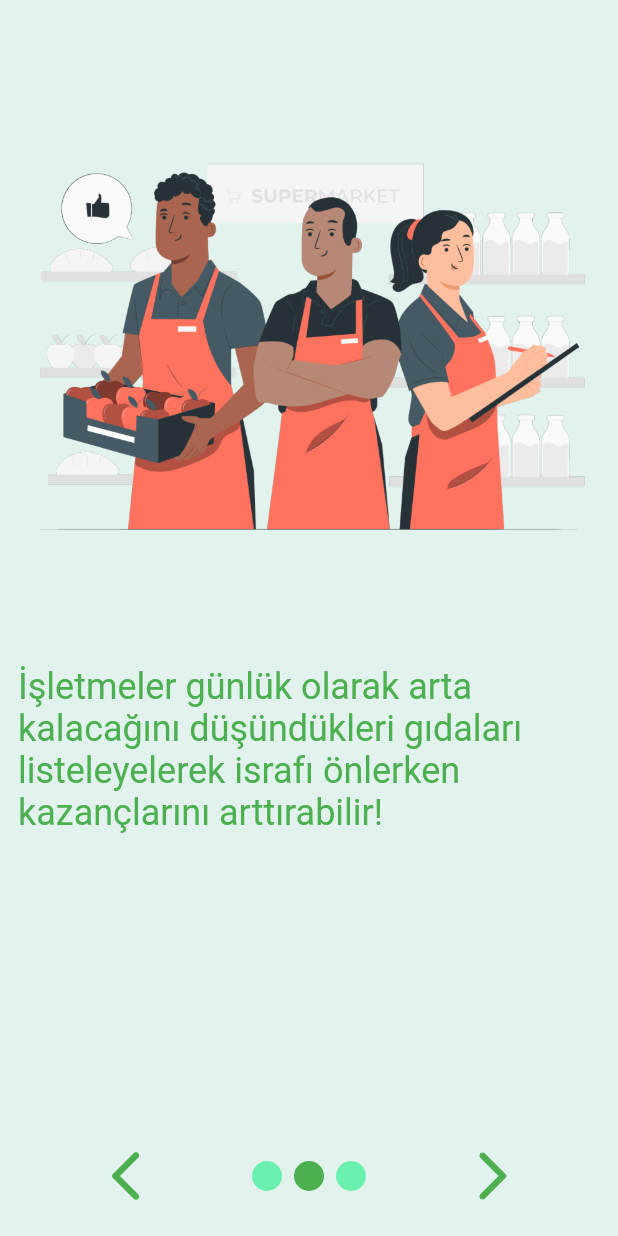
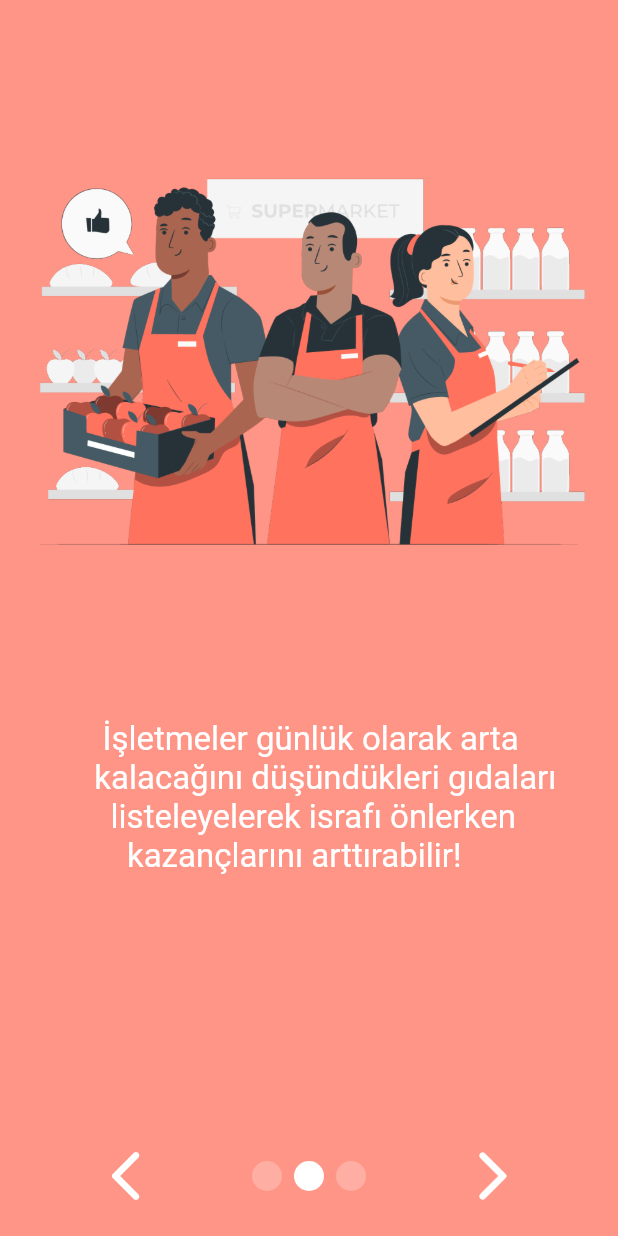
Before and after one commit to huseyinasan/biyemek, a Flutter app: the screen it shows after launch, after a tap on the "arrow forward ios" icon, on a phone screen of 412 x 824 dp. Run offline on Flutter 3.47's test engine with Material 2 defaults, Android fonts, the phone set to English and light mode, and no system bars; drawn by our look-alikes of smooth_page_indicator; our stand-ins replace cloud_firestore, firebase_auth, firebase_core, google_nav_bar, google_sign_in; accounts and stored records are empty.

Commit message:
new changes created

```diff
--- a/lib/screens/onboarding/entrance.dart
+++ b/lib/screens/onboarding/entrance.dart
@@ -1,5 +1,6 @@
 import 'package:biyemek/screens/onboarding/introduction_screen.dart';
 import 'package:biyemek/screens/login/login_page.dart';
+import 'package:biyemek/screens/register/Choose_register.dart';
 import 'package:biyemek/screens/register/register_page.dart';
 import 'package:biyemek/services/auth_service.dart';
 import 'package:flutter/material.dart';
@@ -85,7 +86,7 @@ class _EntranceState extends State<Entrance> {
                       ],
                     ),
                   ),
-                  const SizedBox(height: 10),
+                  const SizedBox(height: 20),
                   const Text(
                     '''Günlük listelenen uygun fiyatlı ürünlerle,
      gıda israfını önlemeye hemen başla!''',
@@ -107,7 +108,7 @@ class _EntranceState extends State<Entrance> {
                                 context,
                                 MaterialPageRoute(
                                   builder: (context) {
-                                    return const RegisterPage();
+                                    return const Choose_register();
                                   },
                                 ),
                               );
--- a/lib/screens/onboarding/intro_page_1.dart
+++ b/lib/screens/onboarding/intro_page_1.dart
@@ -6,35 +6,39 @@ class IntroPage1 extends StatelessWidget {
   @override
   Widget build(BuildContext context) {
     return Scaffold(
-      backgroundColor: const Color(0xFFE2F3EE),
+      backgroundColor: const Color(0xFFADDE85),
       body: SafeArea(
         child: Center(
           child: Column(
             children: [
-              const SizedBox(height: 100),
+              SizedBox(height: 60),
+
               Image.asset(
                 'assets/images/onboarding/intro1.png',
-                width: 350,
-                height: 350,
+                width: 400,
+                height: 400,
               ),
+               SizedBox(height: 10),
                Padding(
                 padding: EdgeInsets.all(8.0),
                 child: Column(
                   children: [
+
                     Text(
                       "Bi'Yemek",
                       style: TextStyle(
                         fontSize: 24,
-                        color: Colors.green,
+                        color: Colors.white,
                         fontWeight: FontWeight.bold,
                       ),
                       overflow: TextOverflow.clip,
                     ),
+                    SizedBox(height:20 ),
                     Text(
-                      "İsrafı önlemenin en ucuz ve taze hali",
+                      """İsrafı önlemenin en ucuz ve taze hali""",
                       style: TextStyle(
-                        fontSize: 22,
-                        color: Colors.green,
+                        fontSize: 20,
+                        color: Colors.white,
                       ),
                       overflow: TextOverflow.clip,
                     ),
--- a/lib/screens/onboarding/intro_page_2.dart
+++ b/lib/screens/onboarding/intro_page_2.dart
@@ -6,25 +6,33 @@ class IntroPage2 extends StatelessWidget {
   @override
   Widget build(BuildContext context) {
     return Scaffold(
-      backgroundColor: const Color(0xFFE2F3EE),
+      backgroundColor: const Color(0xFFFF9586),
       body: SafeArea(
         child: Center(
           child: Column(children: [
             Padding(
-              padding: const EdgeInsets.only(top: 20),
-              child: Image.asset(
-                'assets/images/onboarding/intro2.png',
-                fit: BoxFit.cover,
+              padding: const EdgeInsets.only(top: 30),
+              child: Expanded(
+                child: Image.asset(
+                  'assets/images/onboarding/intro2.png',
+                  fit: BoxFit.cover,
+                ),
               ),
             ),
-            const Padding(
+            SizedBox(height:10),
+            Text(""),
+            Padding(
               padding: EdgeInsets.all(12.0),
-              child: Text(
-                "İşletmeler günlük olarak arta kalacağını düşündükleri gıdaları listeleyelerek israfı önlerken kazançlarını arttırabilir!",
+              child:
+              Text(
+                """     İşletmeler günlük olarak arta
+    kalacağını düşündükleri gıdaları
+      listeleyelerek israfı önlerken
+        kazançlarını arttırabilir!""",
                 style: TextStyle(
-                  fontSize: 24,
+                  fontSize: 22,
                   overflow: TextOverflow.clip,
-                  color: Colors.green,
+                  color: Colors.white,
                 ),
               ),
             )
--- a/lib/screens/onboarding/intro_page_3.dart
+++ b/lib/screens/onboarding/intro_page_3.dart
@@ -6,14 +6,14 @@ class IntroPage3 extends StatelessWidget {
   @override
   Widget build(BuildContext context) {
     return Scaffold(
-      backgroundColor: const Color(0xFFE2F3EE),
+      backgroundColor: const Color(0xFFFFD55E),
       body: SafeArea(
         child: Center(
           child: Column(
             children: [
               Padding(
                 padding: const EdgeInsets.only(
-                  top: 20,
+                  top: 30,
                   bottom: 20,
                 ),
                 child: Image.asset(
@@ -21,14 +21,17 @@ class IntroPage3 extends StatelessWidget {
                   fit: BoxFit.cover,
                 ),
               ),
-              const Padding(
+              SizedBox(height:20 ),
+               Padding(
                 padding: EdgeInsets.all(12.0),
                 child: Text(
-                  "Günlük olarak listelenen fazlalık taze ürünleri çok uygun fiyatlara satın al ve israfın önüne geç!",
+                  """    Günlük olarak listelenen fazlalık
+    taze ürünleri çok uygun fiyatlara
+        satın al ve israfın önüne geç!""",
                   style: TextStyle(
-                    fontSize: 24,
+                    fontSize: 22,
                     overflow: TextOverflow.clip,
-                    color: Colors.green,
+                    color: Colors.white,
                   ),
                 ),
               ),
--- a/lib/screens/onboarding/introduction_screen.dart
+++ b/lib/screens/onboarding/introduction_screen.dart
@@ -1,4 +1,5 @@
 import 'package:biyemek/screens/onboarding/entrance.dart';
+import 'package:biyemek/screens/register/Choose_register.dart';
 import 'package:flutter/material.dart';
 import 'package:smooth_page_indicator/smooth_page_indicator.dart';
 import 'intro_page_1.dart';
@@ -41,7 +42,9 @@ class _IntroductionScreenState extends State<IntroductionScreen> {
                 child: Row(
                   mainAxisAlignment: MainAxisAlignment.spaceEvenly,
                   children: [
-                    GestureDetector(
+
+
+                      GestureDetector(
                       onTap: () {
                         _controller.previousPage(
                             duration: const Duration(milliseconds: 500),
@@ -50,7 +53,7 @@ class _IntroductionScreenState extends State<IntroductionScreen> {
                       child: const Icon(
                         Icons.arrow_back_ios_new_rounded,
                         size: 40,
-                        color: Colors.green,
+                        color: Colors.white,
                       ),
                     ),
                     Row(
@@ -62,8 +65,8 @@ class _IntroductionScreenState extends State<IntroductionScreen> {
                           effect: const WormEffect(
                             dotWidth: 20,
                             dotHeight: 20,
-                            dotColor: Colors.greenAccent,
-                            activeDotColor: Colors.green,
+                            dotColor: Colors.white24,
+                            activeDotColor: Colors.white,
                           ),
                         ),
                       ],
@@ -75,16 +78,18 @@ class _IntroductionScreenState extends State<IntroductionScreen> {
                                 context,
                                 MaterialPageRoute(
                                   builder: (context) {
-                                    return const Entrance();
+                                    return const Choose_register();
                                   },
                                 ),
                               );
                             },
                             child: Container(
                               width: 80,
-                              height: 40,
+                              height: 50,
                               decoration: BoxDecoration(
-                                color: Colors.green,
+                               border: Border.all(
+                                 color: Colors.white
+                               ),
                                 borderRadius: BorderRadius.circular(20.0),
                                 shape: BoxShape.rectangle,
                               ),
@@ -112,7 +117,7 @@ class _IntroductionScreenState extends State<IntroductionScreen> {
                                 Icon(
                                   Icons.arrow_forward_ios_rounded,
                                   size: 40,
-                                  color: Colors.green,
+                                  color: Colors.white,
                                 ),
                               ],
                             ),
--- /dev/null
+++ b/lib/screens/register/Choose_register.dart
@@ -0,0 +1,18 @@
+import 'package:flutter/material.dart';
+
+
+class Choose_register extends StatefulWidget {
+  const Choose_register({Key? key}) : super(key: key);
+
+  @override
+  State<Choose_register> createState() => _Choose_registerState();
+}
+
+class _Choose_registerState extends State<Choose_register> {
+  @override
+  Widget build(BuildContext context) {
+    return Scaffold(
+
+    );
+  }
+}
--- a/pubspec.yaml
+++ b/pubspec.yaml
@@ -24,6 +24,10 @@ dependencies:
   firebase_auth: ^4.6.3
   google_sign_in: ^6.1.4
   cloud_firestore: ^4.8.2
+  font_awesome_flutter: ^9.1.0
+flutter_svg: ^1.0.1
+flutter_lottie: ^1.0.1
+flutter_gifimage: ^2.0.1
 
 
 
```
Also changed, not shown: pubspec.lock.
